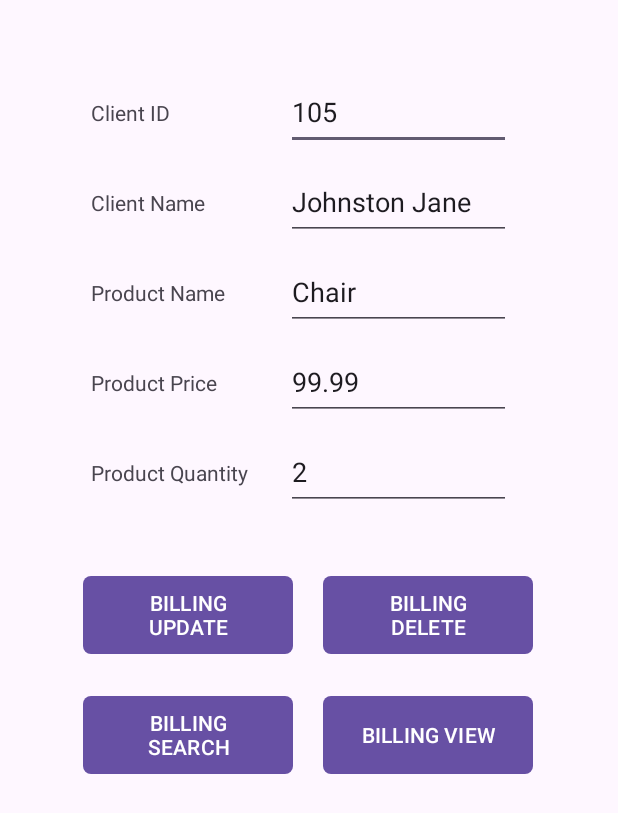
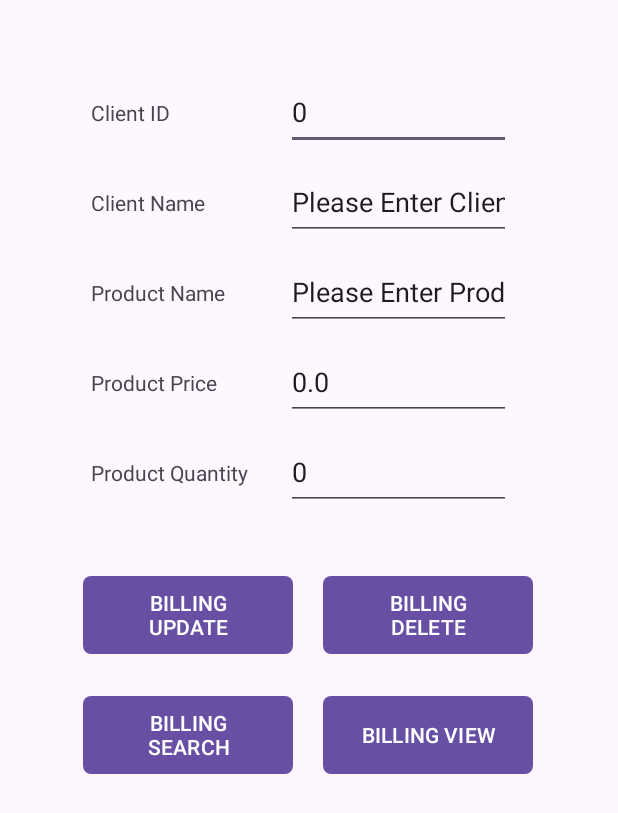
Before and after one commit to EricWou/AppDevMobile, an Android app: the screen it shows after launch (BillingActivity), after a tap on "BILLING DETAILS", on a phone screen of 412 x 824 dp. Shown: the top 813 px of the screen. Run offline under Robolectric (Android 15) with nearby library versions, the phone set to English and light mode, and no system bars; 2 other taps on this screen came first.

Commit message:
Finished BillingProject with fragments and SQLite db

```diff
--- a/Lab4/BillingProject/app/src/main/java/com/example/billingproject/MainFragment.java
+++ b/Lab4/BillingProject/app/src/main/java/com/example/billingproject/MainFragment.java
@@ -37,7 +37,7 @@ public class MainFragment extends Fragment {
     private ArrayList<Billing> billingArray;
     private BillingBaseHelper baseHelper;
     private int currentIndex = 0;
-    private int updateIndex = 0;
+    //private int updateIndex = 0;
     public static String KEY_INDEX = "index";
     public static String KEY_UPDATE_INDEX = "update index";
     //public static String KEY_UPDATE_INFO = "updated info array";
@@ -56,26 +56,6 @@ public class MainFragment extends Fragment {
 
         //in case need to redo table
         //baseHelper.dropTable();
-
-        /*
-        //initiating database if database is empty
-        if (baseHelper.readBillings().isEmpty()) {
-            baseHelper.createBilling(b1);
-            baseHelper.createBilling(b2);
-            baseHelper.createBilling(b3);
-
-            billingArray.add(b1);
-            billingArray.add(b2);
-            billingArray.add(b3);
-        }
-        //otherwise retrieve data from database
-        else {
-            //Log.d("ERIC", "reached else statement");
-            billingArray.addAll(baseHelper.readBillings());
-            //Log.d("ERIC1", billingArray.get(1).getClient_Name());
-        }
-
-         */
 
     }
 
@@ -120,8 +100,18 @@ public class MainFragment extends Fragment {
 
                 Billing newBilling = new Billing(clientID, clientName, productName, price, quantity);
 
+                //adds new entry to ArrayList, database, and places currentIndex at proper position
                 billingArray.add(newBilling);
+                currentIndex=billingArray.size()-1;
                 baseHelper.createBilling(newBilling);
+                //should add check to make sure there is no duplicate client_id before createBilling()
+
+                //resets the edit_texts back to the default
+                idEditText.setText(R.string.id_edit_text);
+                clientNameEditText.setText(R.string.client_name_edit_text);
+                productNameEditText.setText(R.string.product_name_edit_text);
+                priceEditText.setText(R.string.price_edit_text);
+                quantityEditText.setText(R.string.quantity_edit_text);
 
                 String displayInputInfo = "Client: "+clientID+", "+
                         clientName+", Product: "+
@@ -156,7 +146,7 @@ public class MainFragment extends Fragment {
                 double productPrice = billingArray.get(currentIndex).getPrd_price();
                 int productQuantity = billingArray.get(currentIndex).getPrd_qty();
 
-                updateIndex = currentIndex;
+                //updateIndex = currentIndex;
 
                 Intent intent = BillingActivity.newIntent(getActivity(), clientID, clientName, productName, productPrice, productQuantity);
 
@@ -214,7 +204,7 @@ public class MainFragment extends Fragment {
             billingArray.addAll(baseHelper.readBillings());
         }
 
-        billingInfoTextView.setText(displayInfo(updateIndex));
+        //billingInfoTextView.setText(displayInfo(updateIndex));
 
         //to see output in Logcat (for debugging purposes)
         Log.d("MainFragment", "onStart() is called");
@@ -258,7 +248,7 @@ public class MainFragment extends Fragment {
         super.onSaveInstanceState(onSavedInstanceState);
 
         onSavedInstanceState.putInt(KEY_INDEX, currentIndex);
-        onSavedInstanceState.putInt(KEY_UPDATE_INDEX, updateIndex);
+        //onSavedInstanceState.putInt(KEY_UPDATE_INDEX, updateIndex);
 
         /*
         String clientIDUpdate = billingArray.get(updateIndex).getClient_id()+"";
```
Also changed, not shown: Lab4/BillingProject/app/src/main/java/com/example/billingproject/BillingFragment.java (+27 -2 lines), Lab4/BillingProject/app/src/main/java/com/example/billingproject/BillingViewFragment.java (added, +97 -0 lines), Lab4/BillingProject/app/src/main/java/com/example/billingproject/database/BillingBaseHelper.java (+5 -3 lines), Lab4/BillingProject/app/src/main/java/com/example/billingproject/model/Billing.java (+5 -7 lines).
